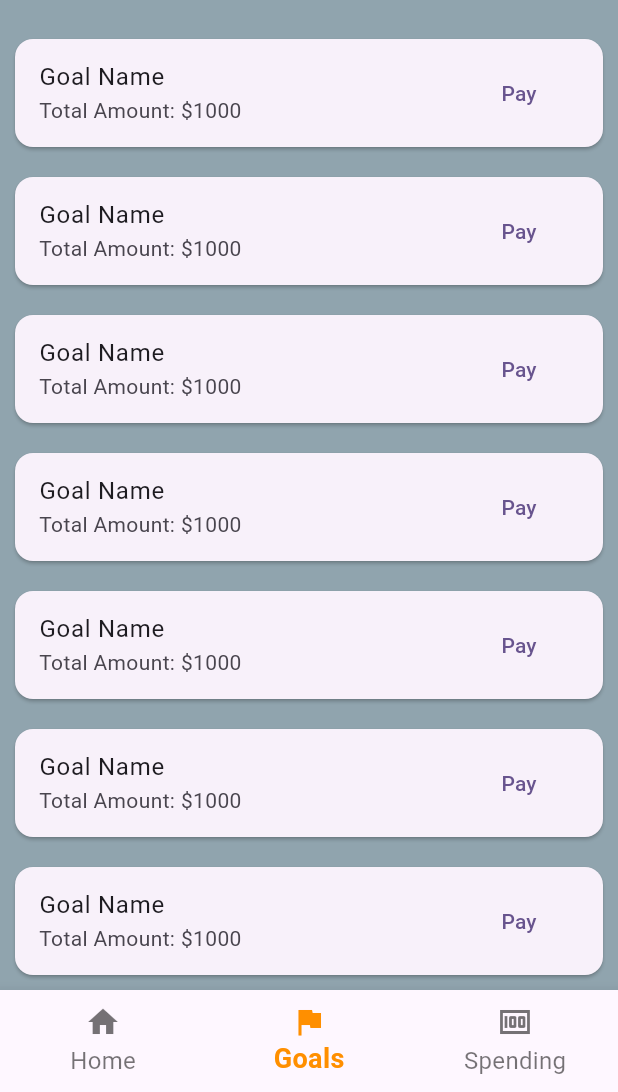
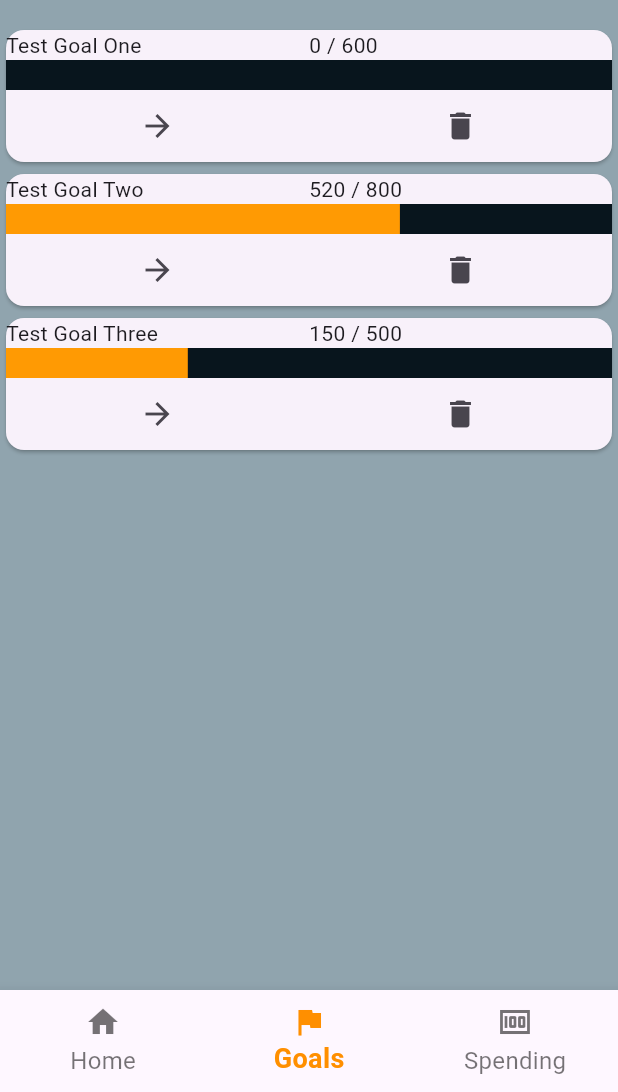
Before and after one commit to hieudphung/MobileAppDevProject1, a Flutter app: the screen it shows after launch, item 2 of the bottom bar chosen, on a phone screen of 412 x 824 dp, the part 144-1236 px from its top. Run offline on Flutter 3.47's test engine with Material 3 defaults, Android fonts, the phone set to English and light mode, and no system bars; our stand-ins replace fl_chart, pie_chart, sqflite; accounts and stored records are empty.

Commit message:
adding cards to goal page

```diff
--- a/finance_app/lib/pages/goalpage.dart
+++ b/finance_app/lib/pages/goalpage.dart
@@ -1,10 +1,21 @@
 import 'package:flutter/material.dart';
 
+import '../database/finance_tables.dart';
+
+import '../model/goal.dart';
+import '../widget/goal_card.dart';
+
 class GoalsScreen extends StatelessWidget {
+  const GoalsScreen({super.key,
+    required this.goalData,
+  });
+
+  final List<Goal> goalData;
+
   @override
   Widget build(BuildContext context) {
     return Column(
-      children: [
+      children: <Widget>[
         ListTile(
           title: Text('Finance Goals'),
           trailing: IconButton(
@@ -14,14 +25,26 @@ class GoalsScreen extends StatelessWidget {
             },
           ),
         ),
+
+        /*
         Expanded(
           child: ListView.builder(
-            itemCount: 10, // replace with your goals count
+            itemCount: goalData.length, // replace with your goals count
             itemBuilder: (context, index) {
               return GoalCard();
             },
           ),
         ),
+        */
+
+        Flexible(
+          child:
+              ListView.builder(
+          itemCount: goalData.length,
+          itemBuilder: (_,int index) => GoalCard(goalId: goalData[index].id!, name: goalData[index].name, goalType: goalData[index].goalType, goalCurrent: goalData[index].goalCurrent, goalTarget: goalData[index].goalTarget),
+            ),
+        )
+        //*/
       ],
     );
   }
@@ -54,6 +77,7 @@ class GoalsScreen extends StatelessWidget {
   }
 }
 
+/*
 class GoalCard extends StatelessWidget {
   @override
   Widget build(BuildContext context) {
@@ -72,6 +96,7 @@ class GoalCard extends StatelessWidget {
     );
   }
 }
+*/
 
 class AddGoalForm extends StatefulWidget {
   @override
@@ -83,6 +108,7 @@ class _AddGoalFormState extends State<AddGoalForm> {
   String _goalName = '';
   String _goalType = 'Saving';
   String _description = '';
+  int goalAmount = 100;
 
   @override
   Widget build(BuildContext context) {
@@ -124,6 +150,23 @@ class _AddGoalFormState extends State<AddGoalForm> {
               _description = value!;
             },
           ),
+          TextFormField(
+            decoration: InputDecoration(labelText: 'Target Amount'),
+            keyboardType: TextInputType.number,
+            onSaved: (value) {
+              int newAmount = int.parse(value!);
+
+              goalAmount = newAmount;
+
+              if (newAmount < 100) {
+                goalAmount = 100;
+              }
+
+              if (newAmount > 10000) {
+                goalAmount = 10000;
+              }
+            },
+          ),
         ],
       ),
     );
--- a/finance_app/lib/pages/homepage.dart
+++ b/finance_app/lib/pages/homepage.dart
@@ -1,4 +1,6 @@
 import 'package:flutter/material.dart';
+
+import '../database/finance_tables.dart';
 
 import '../pages/goalpage.dart';
 import '../pages/spendpage.dart';
@@ -7,20 +9,61 @@ import './random_tips_page.dart';
 import './recent_goals_page.dart';
 import './recent_transactions_page.dart';
 
-import '../widget/section_card.dart';
+import '../model/expense.dart';
+import '../model/goal.dart';
 
 class HomePage extends StatefulWidget {
-
   @override
   _HomePageState createState() => _HomePageState();
 }
 
 class _HomePageState extends State<HomePage> {
+
   int _selectedIndex = 0;
 
-  static List<Widget> _widgetOptions(BuildContext context) => <Widget>[
+  //For getting stuff from the database
+  List<Expense> expenses = List.empty(growable: true);
+  List<Goal> goals = List.empty(growable: true);
+
+  //Here is just getting a bunch of stuff from the database for later
+  void getExpenses() async {
+    expenses = await FinanceDatabase.instance.expenses();
+
+    //expenses = await FinanceDatabase.instance.filterExpenses(0, 6);
+  }
+
+  /*
+  void getGoals() async {
+    goals = await FinanceDatabase.instance.goals();
+  }
+  */
+
+  //placeholder data for goals
+
+  void getGoals() {
+    goals.add(const Goal(id: 0, name: 'Test Goal One', goalType: 1, description: 'Test Goal One', goalCurrent: 0, goalTarget: 600));
+    goals.add(const Goal(id: 1, name: 'Test Goal Two', goalType: 1, description: 'Test Goal Two', goalCurrent: 520, goalTarget: 800));
+    goals.add(const Goal(id: 2, name: 'Test Goal Three', goalType: 1, description: 'Test Goal Three', goalCurrent: 150, goalTarget: 500));
+  }
+
+  @override
+  void initState() {
+    super.initState();
+
+    getExpenses();
+    getGoals();
+  }
+
+  @override
+  void dispose() {
+    FinanceDatabase.instance.close();
+
+    super.dispose();
+  }
+
+  List<Widget> _widgetOptions(BuildContext context) => <Widget>[
     HomeScreen(),
-    GoalsScreen(),
+    GoalsScreen(goalData: goals),
     SpendingScreen(),
   ];
 
@@ -109,12 +152,16 @@ class HomeScreen extends StatelessWidget {
   }
 }
 
+// Would put in separate file, but only really needed to separate home page content
 class SectionCard extends StatelessWidget {
+  const SectionCard({super.key,
+    required this.title,
+    required this.onTap,
+    required this.color});
+
   final String title;
   final VoidCallback onTap;
   final Color color;
-
-  SectionCard({required this.title, required this.onTap, required this.color});
 
   @override
   Widget build(BuildContext context) {
--- a/finance_app/lib/widget/goal_card.dart
+++ b/finance_app/lib/widget/goal_card.dart
@@ -94,11 +94,14 @@ class GoalButtons extends StatelessWidget {
   Widget build(BuildContext context) {
     return Row(
       children: <Widget>[
+        //This button is for adding payments to the goal
         Expanded(
               child: IconButton(
               onPressed: () => {print(goalId)},
               icon: const Icon(Icons.arrow_forward),
         ),),
+
+        //This button is for deleting an expense
         Expanded(
               child: IconButton(
               onPressed: () => {print(goalId)},
```
Also changed, not shown: finance_app/lib/widget/section_card.dart (deleted, +0 -17 lines).
